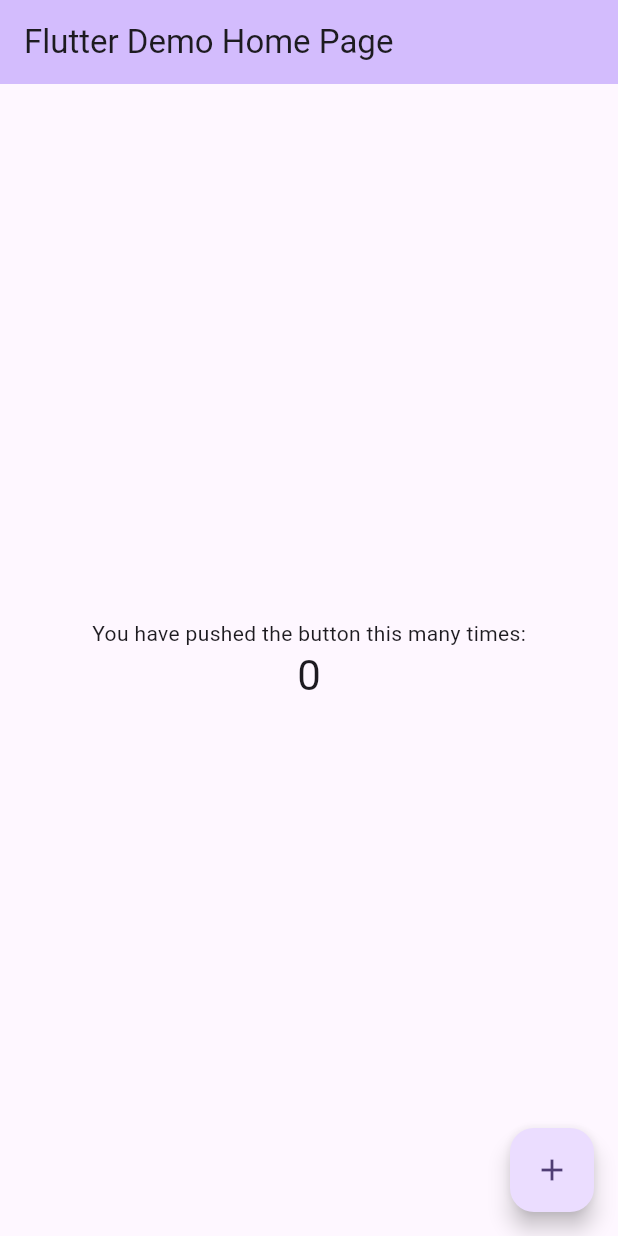
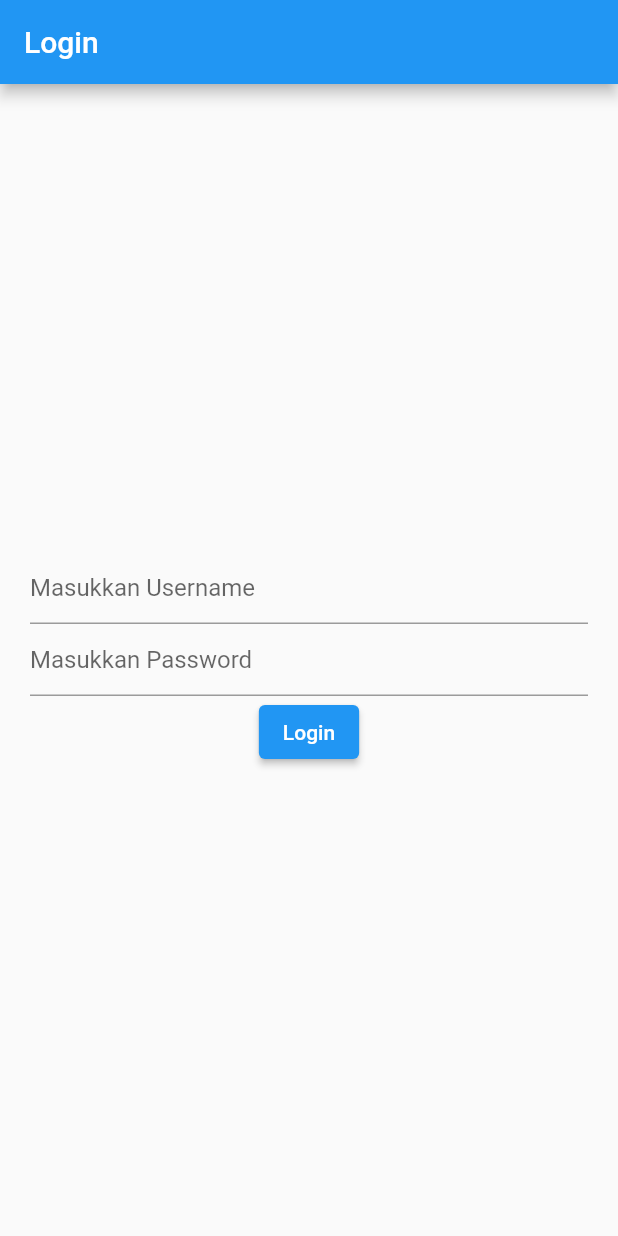
Before and after one commit to RadyaNala/tugas_3, a Flutter app: the screen it shows after launch, on a phone screen of 412 x 824 dp. Run offline on Flutter 3.47's test engine with Material 2 defaults, Android fonts, the phone set to English and light mode, and no system bars; our stand-ins replace shared_preferences.

Commit message:
Add Form,Sidemenu, Data Page

```diff
--- a/lib/login_page.dart
+++ b/lib/login_page.dart
@@ -0,0 +1,85 @@
+import 'package:flutter/material.dart';
+import 'package:tugas_3/home_page.dart';
+import 'package:shared_preferences/shared_preferences.dart';
+
+class LoginPage extends StatefulWidget {
+  const LoginPage({super.key});
+
+  @override
+  // ignore: library_private_types_in_public_api
+  _LoginPageState createState() => _LoginPageState();
+}
+
+class _LoginPageState extends State<LoginPage> {
+  final TextEditingController _usernameController = TextEditingController();
+  final TextEditingController _passwordController = TextEditingController();
+  var namauser;
+
+  void _saveUsername() async {
+    SharedPreferences prefs = await SharedPreferences.getInstance();
+    prefs.setString("username", _usernameController.text);
+  }
+
+  _showInput(namacontroller, placeholder, isPassword) {
+    return TextField(
+      controller: namacontroller,
+      obscureText: isPassword,
+      decoration: InputDecoration(
+        hintText: placeholder,
+      ),
+    );
+  }
+
+  _showDialog(pesan, alamat) {
+    return showDialog(
+        context: context,
+        builder: (context) {
+          return AlertDialog(
+            title: Text(pesan),
+            actions: [
+              TextButton(
+                child: const Text("OK"),
+                onPressed: () {
+                  Navigator.push(
+                      context,
+                      MaterialPageRoute(
+                        builder: (context) => alamat,
+                      ));
+                },
+              )
+            ],
+          );
+        });
+  }
+
+  @override
+  Widget build(BuildContext context) {
+    return Scaffold(
+      appBar: AppBar(
+        title: const Text("Login"),
+      ),
+      body: Container(
+        padding: const EdgeInsets.all(20),
+        child: Column(
+          mainAxisAlignment: MainAxisAlignment.center,
+          children: [
+            _showInput(_usernameController, "Masukkan Username", false),
+            _showInput(_passwordController, "Masukkan Password", true),
+            ElevatedButton(
+              child: const Text("Login"),
+              onPressed: () {
+                if (_usernameController.text == 'admin' &&
+                    _passwordController.text == 'admin') {
+                  _saveUsername();
+                  _showDialog("Anda Berhasil Login", const HomePage());
+                } else {
+                  _showDialog("Username dan Password Salah", const LoginPage());
+                }
+              },
+            )
+          ],
+        ),
+      ),
+    );
+  }
+}
--- a/lib/main.dart
+++ b/lib/main.dart
@@ -1,4 +1,5 @@
 import 'package:flutter/material.dart';
+import 'package:tugas_3/login_page.dart';
 
 void main() {
   runApp(const MyApp());
@@ -10,28 +11,9 @@ class MyApp extends StatelessWidget {
   // This widget is the root of your application.
   @override
   Widget build(BuildContext context) {
-    return MaterialApp(
-      title: 'Flutter Demo',
-      theme: ThemeData(
-        // This is the theme of your application.
-        //
-        // TRY THIS: Try running your application with "flutter run". You'll see
-        // the application has a blue toolbar. Then, without quitting the app,
-        // try changing the seedColor in the colorScheme below to Colors.green
-        // and then invoke "hot reload" (save your changes or press the "hot
-        // reload" button in a Flutter-supported IDE, or press "r" if you used
-        // the command line to start the app).
-        //
-        // Notice that the counter didn't reset back to zero; the application
-        // state is not lost during the reload. To reset the state, use hot
-        // restart instead.
-        //
-        // This works for code too, not just values: Most code changes can be
-        // tested with just a hot reload.
-        colorScheme: ColorScheme.fromSeed(seedColor: Colors.deepPurple),
-        useMaterial3: true,
-      ),
-      home: const MyHomePage(title: 'Flutter Demo Home Page'),
+    return const MaterialApp(
+      title: 'Flutter Menu',
+      home: LoginPage(),
     );
   }
 }
```
Also changed, not shown: lib/about_page.dart (added, +19 -0 lines), lib/form_data.dart (added, +157 -0 lines), lib/home_page.dart (+33 -0 lines), lib/sidemenu.dart (added, +70 -0 lines), lib/tampil_data.dart (added, +81 -0 lines).
